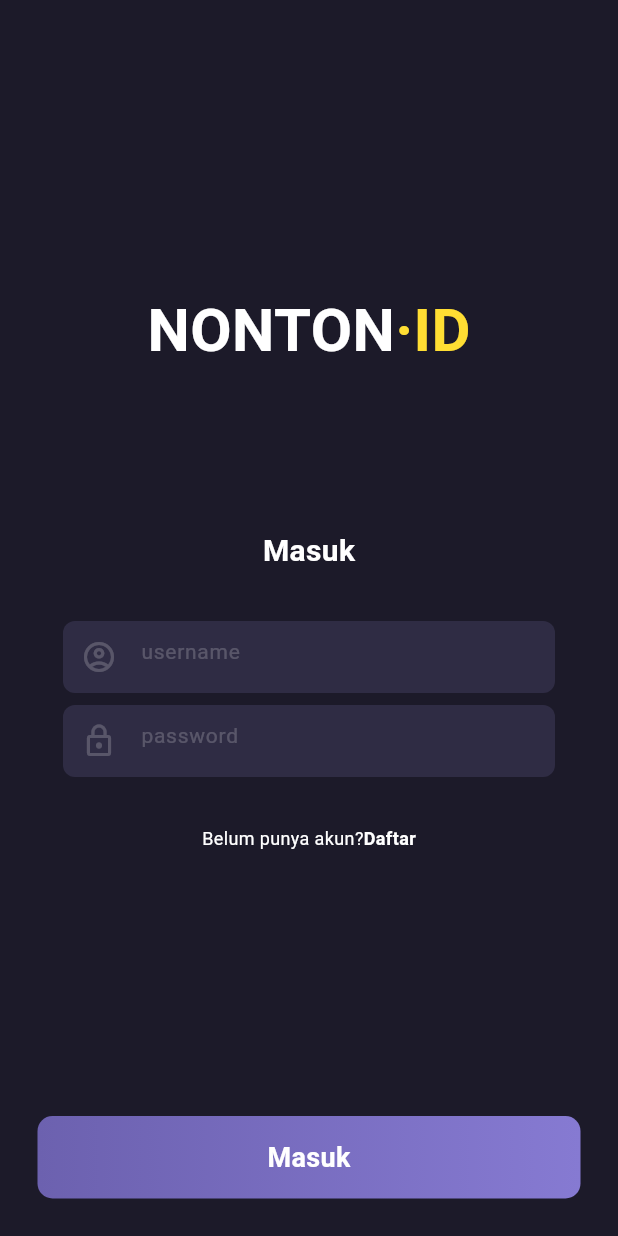
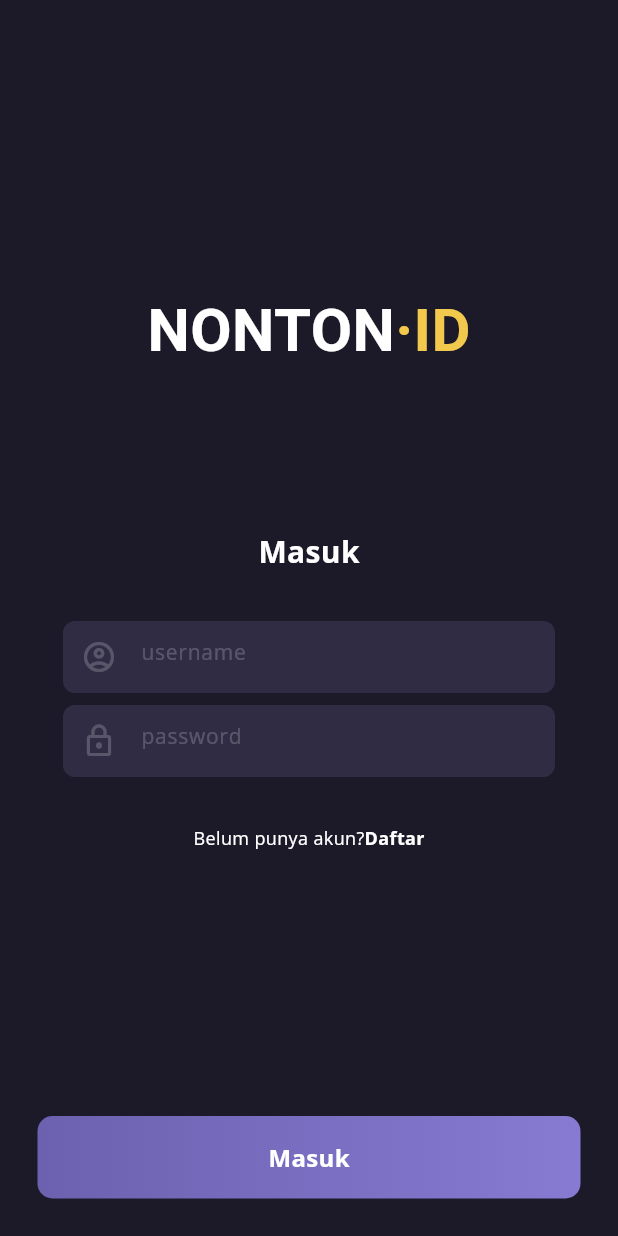
Before and after one commit to IzraelAA/final_project_edspert, a Flutter app: the screen it shows after launch, on a phone screen of 412 x 824 dp. Run offline on Flutter 3.47's test engine with Material 3 defaults, Android fonts, the phone set to English and light mode, and no system bars; our stand-ins replace flutter_svg, google_fonts; Roboto replaces fonts that are missing (Exo).

Commit message:
feat add auth

```diff
--- a/lib/main.dart
+++ b/lib/main.dart
@@ -1,5 +1,6 @@
 import 'package:final_project_edspert/screen/splash_screen.dart';
 import 'package:flutter/material.dart';
+import 'package:google_fonts/google_fonts.dart';
 
 void main() {
   runApp(const MyApp());
@@ -11,12 +12,18 @@ class MyApp extends StatelessWidget {
   // This widget is the root of your application.
   @override
   Widget build(BuildContext context) {
+
+    final textTheme = Theme.of(context).textTheme;
     return MaterialApp(
       title: 'Flutter Demo',
       theme: ThemeData(
         scaffoldBackgroundColor: Color(0xff1C1A29),
         colorScheme: ColorScheme.fromSeed(seedColor: Colors.deepPurple),
         useMaterial3: true,
+        textTheme: GoogleFonts.latoTextTheme(textTheme).copyWith(
+          bodyMedium: GoogleFonts.openSans(textStyle: textTheme.bodyMedium),
+        ),
+
       ),
       home: const SplashScreen(),
     );
--- /dev/null
+++ b/lib/screen/auth/login_screen.dart
@@ -0,0 +1,96 @@
+import 'package:final_project_edspert/screen/auth/register_screen.dart';
+import 'package:final_project_edspert/screen/menu/home_screen.dart';
+import 'package:final_project_edspert/utils/widgets/edspert_button.dart';
+import 'package:final_project_edspert/utils/widgets/edspert_text_nonton_id.dart';
+import 'package:final_project_edspert/utils/widgets/edspert_textfield.dart';
+import 'package:flutter/material.dart';
+import 'package:google_fonts/google_fonts.dart';
+
+class LoginScreen extends StatelessWidget {
+  const LoginScreen({
+    super.key,
+  });
+
+  @override
+  Widget build(BuildContext context) {
+    return Scaffold(
+      body: SafeArea(
+        child: Stack(
+          children: [
+            SingleChildScrollView(
+              child: Column(
+                mainAxisAlignment: MainAxisAlignment.start,
+                crossAxisAlignment: CrossAxisAlignment.center,
+                children: [
+                  const SizedBox(
+                    height: 192,
+                  ),
+                  EdspertNontonId.apply(),
+                  const SizedBox(
+                    height: 104,
+                  ),
+                  Text(
+                    "Masuk",
+                    style: GoogleFonts.openSans(
+                      color: Colors.white,
+                      fontSize: 20,
+                      fontWeight: FontWeight.w700,
+                    ),
+                  ),
+                  const SizedBox(
+                    height: 32,
+                  ),
+                  EdspertTextField.textField(
+                      "username", Icons.account_circle_outlined),
+                  const SizedBox(
+                    height: 8,
+                  ),
+                  EdspertTextField.textField("password", Icons.lock_outline),
+                  const SizedBox(
+                    height: 32,
+                  ),
+                  GestureDetector(
+                    onTap: () {
+                      Navigator.of(context).push(MaterialPageRoute(
+                          builder: (context) => const RegisterScreen()));
+                    },
+                    child: const Row(
+                      mainAxisAlignment: MainAxisAlignment.center,
+                      children: [
+                        Text("Belum punya akun?",
+                            style: TextStyle(
+                              color: Colors.white,
+                              fontSize: 12,
+                              fontWeight: FontWeight.w400,
+                            )),
+                        Text("Daftar",
+                            style: TextStyle(
+                              color: Colors.white,
+                              fontSize: 12,
+                              fontWeight: FontWeight.w700,
+                            )),
+                      ],
+                    ),
+                  ),
+                  const SizedBox(
+                    height: 120,
+                  ),
+                ],
+              ),
+            ),
+            Align(
+              alignment: Alignment.bottomCenter,
+              child: EdspertButton().primary(
+                text: "Masuk",
+                onTap: () {
+                  Navigator.of(context).push(MaterialPageRoute(
+                      builder: (context) => const HomeScreen()));
+                },
+              ),
+            ),
+          ],
+        ),
+      ),
+    );
+  }
+}
--- a/lib/screen/login_page.dart
+++ /dev/null
@@ -1,143 +0,0 @@
-import 'package:flutter/material.dart';
-
-class LoginPage extends StatelessWidget {
-  const LoginPage({
-    super.key,
-  });
-
-  @override
-  Widget build(BuildContext context) {
-    return Scaffold(
-      body: SafeArea(
-        child: Stack(
-          children: [
-            SingleChildScrollView(
-              child: Column(
-                mainAxisAlignment: MainAxisAlignment.start,
-                crossAxisAlignment: CrossAxisAlignment.center,
-                children: [
-                  const SizedBox(
-                    height: 192,
-                  ),
-                  const Row(
-                    mainAxisAlignment: MainAxisAlignment.center,
-                    children: [
-                      Text(
-                        "NONTON",
-                        style: TextStyle(
-                            color: Colors.white,
-                            fontSize: 40,
-                            fontWeight: FontWeight.w700),
-                      ),
-                      Text(
-                        "·ID",
-                        style: TextStyle(
-                            color: Color(0xffFFDE33),
-                            fontSize: 40,
-                            fontWeight: FontWeight.w700),
-                      ),
-                    ],
-                  ),
-                  const SizedBox(
-                    height: 104,
-                  ),
-                  const Text(
-                    "Masuk",
-                    style: TextStyle(
-                      color: Colors.white,
-                      fontSize: 20,
-                      fontWeight: FontWeight.w700,
-                    ),
-                  ),
-                  const SizedBox(
-                    height: 32,
-                  ),
-                  _textField("username", Icons.account_circle_outlined),
-                  const SizedBox(
-                    height: 8,
-                  ),
-                  _textField("password", Icons.lock_outline),
-                  const SizedBox(
-                    height: 32,
-                  ),
-                  const Row(
-                    mainAxisAlignment: MainAxisAlignment.center,
-                    children: [
-                      Text("Belum punya akun?",
-                          style: TextStyle(
-                            color: Colors.white,
-                            fontSize: 12,
-                            fontWeight: FontWeight.w400,
-                          )),
-                      Text("Daftar",
-                          style: TextStyle(
-                            color: Colors.white,
-                            fontSize: 12,
-                            fontWeight: FontWeight.w700,
-                          )),
-                    ],
-                  ),
-                  const SizedBox(
-                    height: 120,
-                  ),
-                ],
-              ),
-            ),
-
-            Align(
-              alignment: Alignment.bottomCenter,
-              child: Container(
-                width: double.infinity,
-                height: 55,
-                margin: const EdgeInsets.symmetric(horizontal: 25,vertical: 25),
-                padding: const EdgeInsets.symmetric(vertical: 15),
-                decoration: BoxDecoration(
-                    borderRadius: BorderRadius.circular(10),
-                    gradient: const LinearGradient(colors: [
-                      Color(0xff6C61AF),
-                      Color(0xff867AD2),
-                    ])),
-                child: const Center(
-                  child: Text(
-                    "Masuk",
-                    style: TextStyle(
-                        color: Colors.white,
-                        fontSize: 18,
-                        fontWeight: FontWeight.w600),
-                  ),
-                ),
-              ),
-            ),
-          ],
-        ),
-      ),
-    );
-  }
-  Widget _textField(String hintText,IconData icon){
-    return Container(
-      margin: const EdgeInsets.symmetric(horizontal: 42),
-      decoration: BoxDecoration(
-        color: const Color(0xff2F2C44),
-        borderRadius: BorderRadius.circular(8),
-      ),
-      child: TextField(
-        onChanged: (String value) {},
-        decoration: InputDecoration(
-          hintText: hintText,
-          hintStyle: TextStyle(
-            color: Colors.white.withOpacity(0.2),
-            fontSize: 14,
-            fontWeight: FontWeight.w400,
-          ),
-          prefixIcon: Icon(
-            icon,
-            color: Colors.white.withOpacity(0.2),
-          ),
-          disabledBorder: InputBorder.none,
-          enabledBorder: InputBorder.none,
-          focusedBorder: InputBorder.none,
-        ),
-      ),
-    );
-  }
-}
--- /dev/null
+++ b/lib/utils/edspert_color.dart
@@ -0,0 +1,6 @@
+import 'dart:ui';
+
+class EdspertColor{
+  static const Color primaryColor = Color(0xff1C1A29);
+  static const Color yellow = Color(0xffF2C94C);
+}
--- /dev/null
+++ b/lib/utils/image_dir.dart
@@ -0,0 +1,5 @@
+class ImageDir{
+  static const String image = "assets/image";
+  static const String splashIllustration = "$image/auth/splash_screen_illustration.png";
+  static const String imageItem1 = "$image/dashboard/image_item1.png";
+}
--- /dev/null
+++ b/lib/utils/svg_dir.dart
@@ -0,0 +1,4 @@
+class SvgDir{
+  static const String svgDir = 'assets/svg/';
+  static const String home = '${svgDir}home_icon.svg';
+}
--- /dev/null
+++ b/lib/utils/widgets/edspert_button.dart
@@ -0,0 +1,33 @@
+import 'package:flutter/material.dart';
+import 'package:google_fonts/google_fonts.dart';
+
+class EdspertButton {
+  Widget primary({required String text, required Function() onTap}) {
+    return  GestureDetector(
+      onTap: onTap,
+      child: Container(
+        width: double.infinity,
+        height: 55,
+        margin:
+        const EdgeInsets.symmetric(horizontal: 25, vertical: 25),
+        padding: const EdgeInsets.symmetric(vertical: 15),
+        decoration: BoxDecoration(
+            borderRadius: BorderRadius.circular(10),
+            gradient: const LinearGradient(colors: [
+              Color(0xff6C61AF),
+              Color(0xff867AD2),
+            ])),
+        child: Center(
+          child: Text(
+            text,
+            style: GoogleFonts.openSans(
+              color: Colors.white,
+              fontSize: 16,
+              fontWeight: FontWeight.w700,
+            ),
+          ),
+        ),
+      ),
+    );
+  }
+}
--- /dev/null
+++ b/lib/utils/widgets/edspert_text_nonton_id.dart
@@ -0,0 +1,25 @@
+import 'package:final_project_edspert/utils/edspert_color.dart';
+import 'package:flutter/material.dart';
+import 'package:google_fonts/google_fonts.dart';
+
+class EdspertNontonId {
+  static Widget apply() {
+    return Row(
+      mainAxisAlignment: MainAxisAlignment.center,
+      children: [
+        Text(
+          "NONTON",
+          style: GoogleFonts.exo(
+              color: Colors.white, fontSize: 40, fontWeight: FontWeight.w700),
+        ),
+        Text(
+          "·ID",
+          style: GoogleFonts.exo(
+              color: EdspertColor.yellow,
+              fontSize: 40,
+              fontWeight: FontWeight.w700),
+        ),
+      ],
+    );
+  }
+}
--- /dev/null
+++ b/lib/utils/widgets/edspert_textfield.dart
@@ -0,0 +1,32 @@
+import 'package:flutter/material.dart';
+import 'package:google_fonts/google_fonts.dart';
+
+class EdspertTextField {
+  static Widget textField(String hintText, IconData icon) {
+    return Container(
+      margin: const EdgeInsets.symmetric(horizontal: 42),
+      decoration: BoxDecoration(
+        color: const Color(0xff2F2C44),
+        borderRadius: BorderRadius.circular(8),
+      ),
+      child: TextField(
+        onChanged: (String value) {},
+        decoration: InputDecoration(
+          hintText: hintText,
+          hintStyle: GoogleFonts.openSans(
+            color: Colors.white.withOpacity(0.2),
+            fontSize: 14,
+            fontWeight: FontWeight.w400,
+          ),
+          prefixIcon: Icon(
+            icon,
+            color: Colors.white.withOpacity(0.2),
+          ),
+          disabledBorder: InputBorder.none,
+          enabledBorder: InputBorder.none,
+          focusedBorder: InputBorder.none,
+        ),
+      ),
+    );
+  }
+}
--- a/pubspec.yaml
+++ b/pubspec.yaml
@@ -35,6 +35,8 @@ dependencies:
   # The following adds the Cupertino Icons font to your application.
   # Use with the CupertinoIcons class for iOS style icons.
   cupertino_icons: ^1.0.2
+  google_fonts: ^6.1.0
+  flutter_svg: ^2.0.9
 
 dev_dependencies:
   flutter_test:
@@ -60,3 +62,6 @@ flutter:
 
   assets:
     - assets/
+    - assets/image/auth/
+    - assets/image/dashboard/
+    - assets/svg/
```
Also changed, not shown: lib/screen/auth/register_screen.dart (added, +102 -0 lines), lib/screen/menu/home_screen.dart (added, +23 -0 lines), lib/screen/splash_screen.dart (+7 -8 lines), assets/image/dashboard/image_item_1.png (added), assets/svg/home_icon.svg (added), pubspec.lock, 8 other files.
